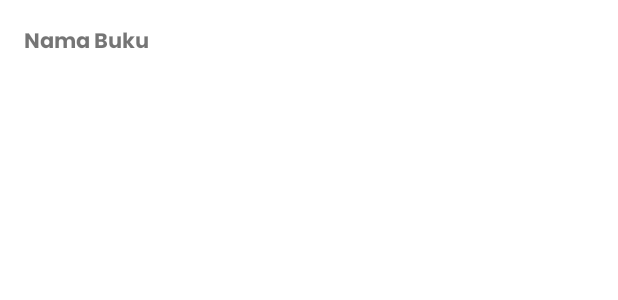
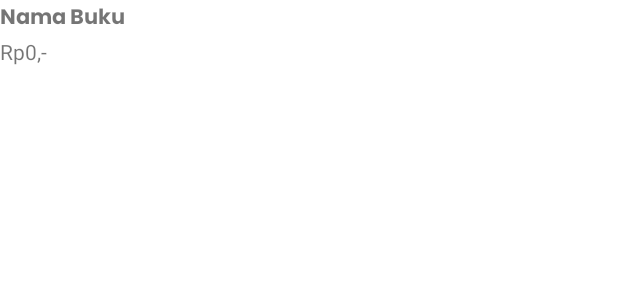
Before and after one commit to Benedict25/BookACafe, an Android app: the layout item_bill_book_row.xml on its own in the app's theme, with its tools: preview values and no code run, on a phone screen of 412 x 824 dp. Shown: the top 300 px of the screen. Run offline under Robolectric (Android 15) with nearby library versions, the light colour scheme and no system bars.

Commit message:
checkedout boleh null, layout buku udah dibenerin

```diff
--- a/app/src/main/java/com/example/bookacafe/model/Transaction.kt
+++ b/app/src/main/java/com/example/bookacafe/model/Transaction.kt
@@ -11,7 +11,7 @@ class Transaction(
     var transactionId: String,
     var table: Table?,
     var checkedIn: Timestamp,
-    var checkedOut: Timestamp,
+    var checkedOut: Timestamp?,
     var status: TransactionEnum,
     var books: ArrayList<Book>,
     var menus: ArrayList<Menu>,
--- a/app/src/main/java/com/example/bookacafe/model/TransactionEnum.kt
+++ b/app/src/main/java/com/example/bookacafe/model/TransactionEnum.kt
@@ -1,5 +1,5 @@
 package com.example.bookacafe.model
 
 enum class TransactionEnum {
-    PAID, NOT_PAID, PENDING
+    PAID, NOT_PAID, PENDING, CANCELLED
 }
--- a/app/src/main/res/layout/item_bill_book_row.xml
+++ b/app/src/main/res/layout/item_bill_book_row.xml
@@ -1,16 +1,19 @@
 <?xml version="1.0" encoding="utf-8"?>
-<RelativeLayout xmlns:android="http://schemas.android.com/apk/res/android"
+<LinearLayout xmlns:android="http://schemas.android.com/apk/res/android"
     xmlns:tools="http://schemas.android.com/tools"
     android:layout_width="match_parent"
     android:layout_height="wrap_content"
-    android:orientation="horizontal"
-    android:padding="16dp">
-
+    android:orientation="vertical">
     <TextView
         android:id="@+id/book_data"
         android:layout_width="match_parent"
         android:layout_height="wrap_content"
         android:fontFamily="@font/poppins_bold"
         android:text="Nama Buku" />
+    <TextView
+        android:layout_width="match_parent"
+        android:layout_height="wrap_content"
+        android:text="Rp0,-"
+        />
 
-</RelativeLayout>
+</LinearLayout>
```
Also changed, not shown: app/src/main/java/com/example/bookacafe/controller/TransactionControllers.kt (+33 -10 lines), app/src/main/java/com/example/bookacafe/view/BillActivity.kt (+15 -19 lines), app/src/main/java/com/example/bookacafe/view/HistoryActivity.kt (+13 -4 lines).
